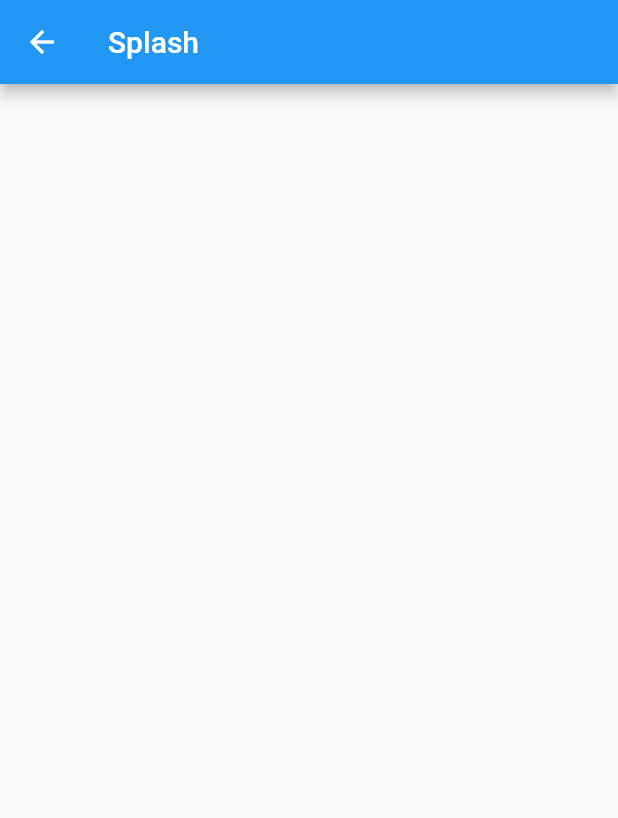
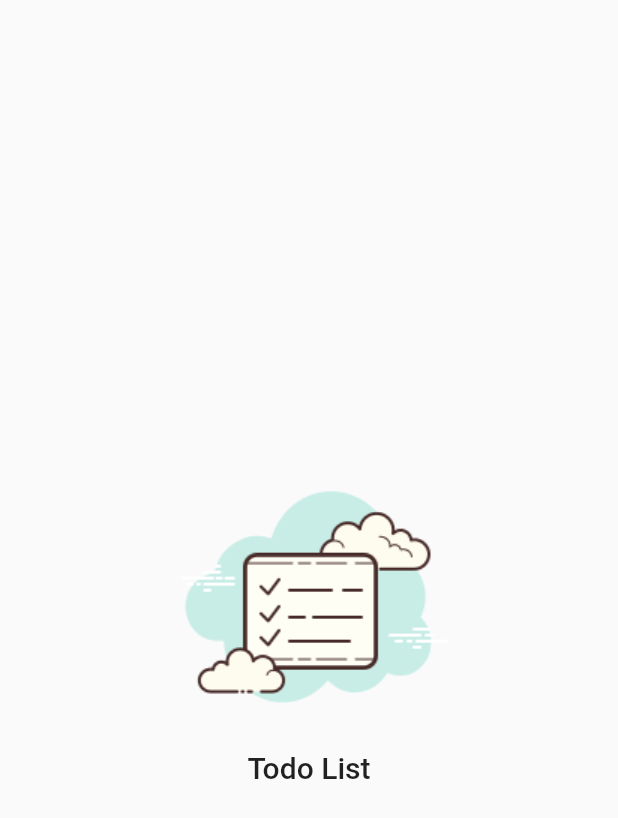
Before and after one commit to aloisiomartinez/todo_list, a Flutter app: the SplashPage screen opened directly, on a phone screen of 412 x 824 dp. Shown: the top 818 px of the screen. Run offline on Flutter 3.47's test engine with Material 2 defaults, Android fonts, the phone set to English and light mode, and no system bars; our stand-ins replace firebase_auth, firebase_core, flutter_signin_button, google_fonts, google_sign_in, sqflite and 2 more; missing offline and left inert: flutter_overlay_loader, validatorless; accounts and stored records are empty; Roboto replaces fonts that are missing (Mandali).

```diff
--- /dev/null
+++ b/lib/app/core/navigator/todo_list_navigator.dart
@@ -0,0 +1,8 @@
+import 'package:flutter/cupertino.dart';
+
+class TodoListNavigator {
+  TodoListNavigator._();
+
+  static final navigatorKey = GlobalKey<NavigatorState>();
+  static  NavigatorState? get to => navigatorKey.currentState;
+}
--- /dev/null
+++ b/lib/app/modules/home/home_module.dart
@@ -0,0 +1,12 @@
+import 'package:todo_list/app/core/modules/todo_list_module.dart';
+import 'package:todo_list/app/modules/home/home_page.dart';
+
+class HomeModule extends TodoListModule {
+  HomeModule()
+      : super(
+          bindings: [],
+          routers: {
+            '/home': (context) => HomePage(),
+          },
+        );
+}
--- a/lib/app/modules/splash/splash_page.dart
+++ b/lib/app/modules/splash/splash_page.dart
@@ -1,4 +1,5 @@
 import 'package:flutter/material.dart';
+import 'package:todo_list/app/core/widget/todo_list_logo.dart';
 
 class SplashPage extends StatelessWidget {
   const SplashPage({ Key? key }) : super(key: key);
@@ -6,8 +7,9 @@ class SplashPage extends StatelessWidget {
   @override
   Widget build(BuildContext context) {
     return Scaffold(
-      appBar: AppBar(title: Text('Splash')),
-      body: Container(),
+      body: Center(
+        child: TodoListLogo(),
+      )
     );
   }
 }
```
Also changed, not shown: lib/app/app_widget.dart (+7 -3 lines), lib/app/modules/home/home_page.dart (added, +14 -0 lines).
